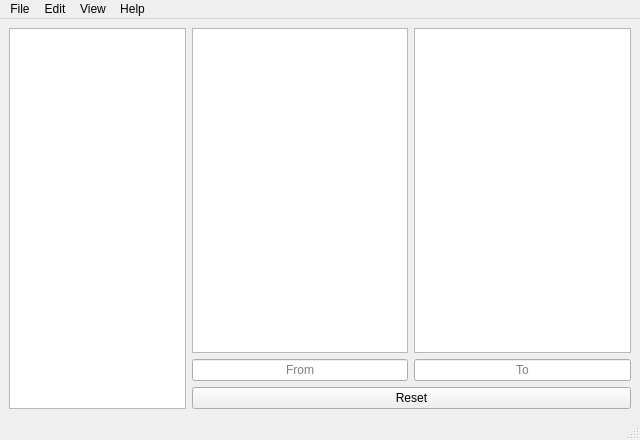
Old version of the form form.ui in the repository JDCRecomendable/unit-converter-pyside.
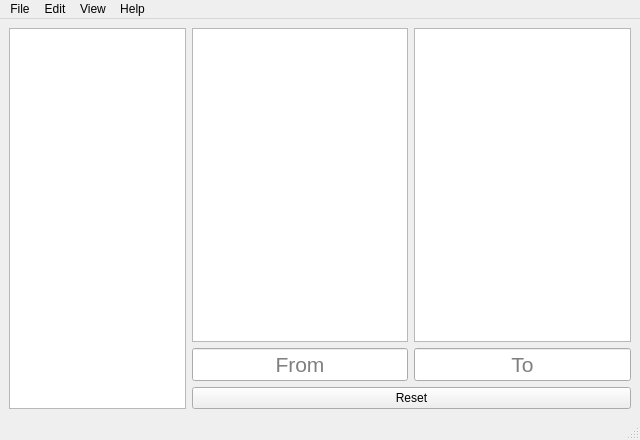
New version of the form.

Commit message: fix: Enlarge font size for text boxes

The edit to the form file:
```diff
--- a/form.ui
+++ b/form.ui
@@ -41,6 +41,11 @@
           </item>
           <item>
            <widget class="QLineEdit" name="fromUnitInput">
+            <property name="font">
+             <font>
+              <pointsize>16</pointsize>
+             </font>
+            </property>
             <property name="alignment">
              <set>Qt::AlignmentFlag::AlignCenter</set>
             </property>
@@ -61,6 +66,11 @@
             <property name="enabled">
              <bool>true</bool>
             </property>
+            <property name="font">
+             <font>
+              <pointsize>16</pointsize>
+             </font>
+            </property>
             <property name="alignment">
              <set>Qt::AlignmentFlag::AlignCenter</set>
             </property>
```
The commit also changes 1 other file.
